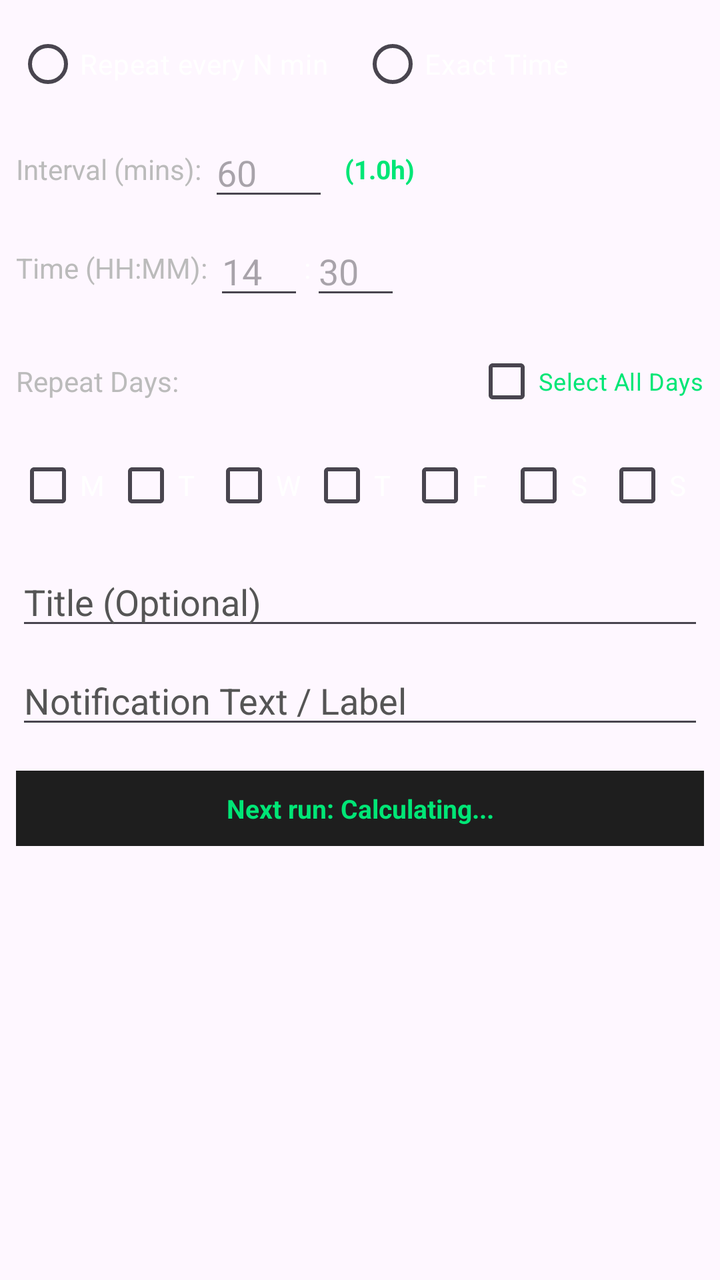
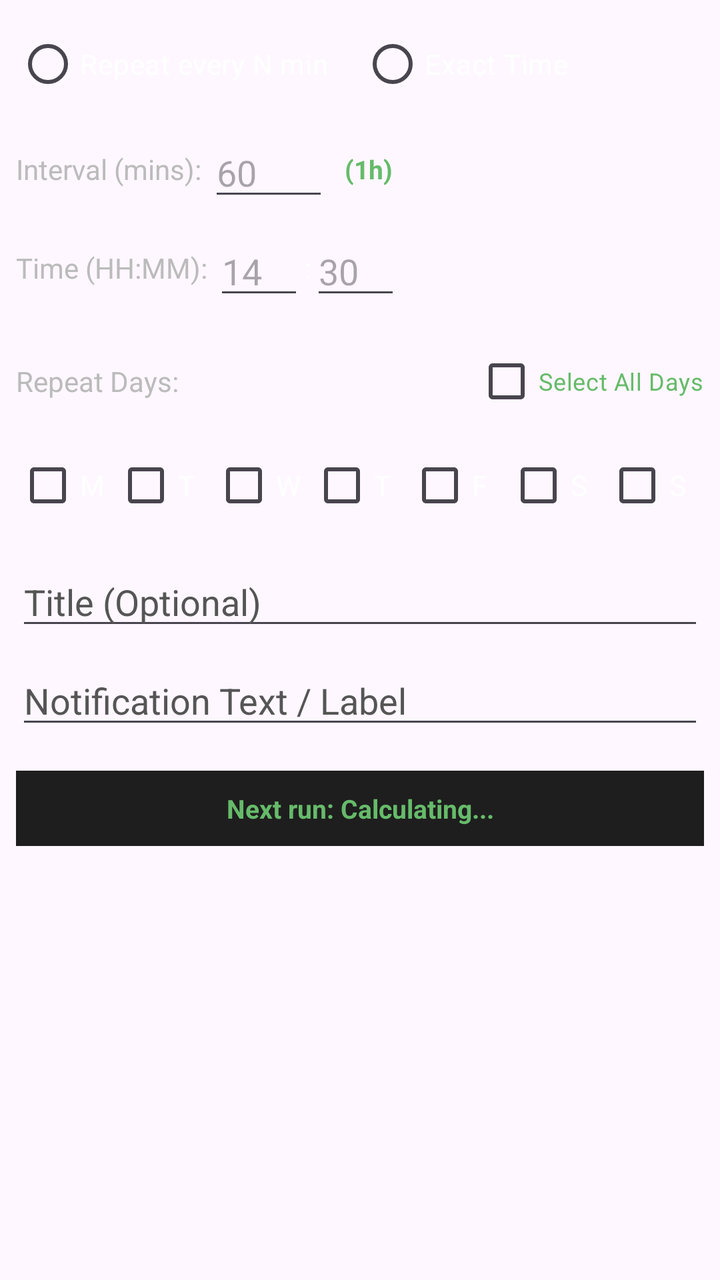

Compare the two renders of this Android layout. The source of the first and the diff that turns it into the second are given below.
<!-- AndroidManifest.xml: application theme Theme.App_Blocker -->
<!-- res/layout/dialog_edit_notification.xml -->
<?xml version="1.0" encoding="utf-8"?>
<ScrollView xmlns:android="http://schemas.android.com/apk/res/android"
    android:layout_width="match_parent"
    android:layout_height="wrap_content"
    android:padding="8dp">

    <LinearLayout
        android:layout_width="match_parent"
        android:layout_height="wrap_content"
        android:orientation="vertical">

        
        <RadioGroup
            android:layout_width="match_parent"
            android:layout_height="wrap_content"
            android:orientation="horizontal">

            <RadioButton
                android:id="@+id/rbInterval"
                android:layout_width="wrap_content"
                android:layout_height="wrap_content"
                android:text="Repeat every N min"
                android:textColor="#FFFFFF" />

            <RadioButton
                android:id="@+id/rbExact"
                android:layout_width="wrap_content"
                android:layout_height="wrap_content"
                android:layout_marginStart="16dp"
                android:text="Exact Time"
                android:textColor="#FFFFFF" />
        </RadioGroup>

        
        <LinearLayout
            android:layout_width="match_parent"
            android:layout_height="wrap_content"
            android:layout_marginTop="8dp"
            android:gravity="center_vertical">

            <TextView
                android:layout_width="wrap_content"
                android:layout_height="wrap_content"
                android:text="Interval (mins): "
                android:textColor="#BBBBBB" />

            <EditText
                android:id="@+id/editInterval"
                android:layout_width="60dp"
                android:layout_height="wrap_content"
                android:hint="60"
                android:inputType="number"
                android:textColor="#FFFFFF" />

            <TextView
                android:id="@+id/txtIntervalHoursPreview"
                android:layout_width="wrap_content"
                android:layout_height="wrap_content"
                android:layout_marginStart="8dp"
                android:text="(1.0h)"
                android:textColor="#00E676"
                android:textSize="13sp"
                android:textStyle="bold" />
        </LinearLayout>

        
        <LinearLayout
            android:layout_width="match_parent"
            android:layout_height="wrap_content"
            android:layout_marginTop="8dp"
            android:gravity="center_vertical">

            <TextView
                android:layout_width="wrap_content"
                android:layout_height="wrap_content"
                android:text="Time (HH:MM): "
                android:textColor="#BBBBBB" />

            <EditText
                android:id="@+id/editHour"
                android:layout_width="45dp"
                android:layout_height="wrap_content"
                android:hint="14"
                android:inputType="number"
                android:textColor="#FFFFFF" />

            <TextView
                android:layout_width="wrap_content"
                android:layout_height="wrap_content"
                android:text=":"
                android:textColor="#FFFFFF" />

            <EditText
                android:id="@+id/editMinute"
                android:layout_width="45dp"
                android:layout_height="wrap_content"
                android:hint="30"
                android:inputType="number"
                android:textColor="#FFFFFF" />
        </LinearLayout>

        
        <LinearLayout
            android:layout_width="match_parent"
            android:layout_height="wrap_content"
            android:layout_marginTop="12dp"
            android:gravity="center_vertical">

            <TextView
                android:layout_width="0dp"
                android:layout_height="wrap_content"
                android:layout_weight="1"
                android:text="Repeat Days:"
                android:textColor="#BBBBBB" />

            <CheckBox
                android:id="@+id/chkSelectAll"
                android:layout_width="wrap_content"
                android:layout_height="wrap_content"
                android:text="Select All Days"
                android:textColor="#00E676"
                android:textSize="12sp" />
        </LinearLayout>

        
        <LinearLayout
            android:layout_width="match_parent"
            android:layout_height="wrap_content"
            android:layout_marginTop="4dp"
            android:orientation="horizontal">

            <CheckBox android:id="@+id/chkMon" android:layout_width="0dp" android:layout_height="wrap_content" android:layout_weight="1" android:text="M" android:textColor="#FFF" android:paddingStart="0dp" android:paddingEnd="0dp"/>
            <CheckBox android:id="@+id/chkTue" android:layout_width="0dp" android:layout_height="wrap_content" android:layout_weight="1" android:text="T" android:textColor="#FFF" android:paddingStart="0dp" android:paddingEnd="0dp"/>
            <CheckBox android:id="@+id/chkWed" android:layout_width="0dp" android:layout_height="wrap_content" android:layout_weight="1" android:text="W" android:textColor="#FFF" android:paddingStart="0dp" android:paddingEnd="0dp"/>
            <CheckBox android:id="@+id/chkThu" android:layout_width="0dp" android:layout_height="wrap_content" android:layout_weight="1" android:text="T" android:textColor="#FFF" android:paddingStart="0dp" android:paddingEnd="0dp"/>
            <CheckBox android:id="@+id/chkFri" android:layout_width="0dp" android:layout_height="wrap_content" android:layout_weight="1" android:text="F" android:textColor="#FFF" android:paddingStart="0dp" android:paddingEnd="0dp"/>
            <CheckBox android:id="@+id/chkSat" android:layout_width="0dp" android:layout_height="wrap_content" android:layout_weight="1" android:text="S" android:textColor="#FFF" android:paddingStart="0dp" android:paddingEnd="0dp"/>
            <CheckBox android:id="@+id/chkSun" android:layout_width="0dp" android:layout_height="wrap_content" android:layout_weight="1" android:text="S" android:textColor="#FFF" android:paddingStart="0dp" android:paddingEnd="0dp"/>
        </LinearLayout>

        
        <EditText
            android:id="@+id/editTitle"
            android:layout_width="match_parent"
            android:layout_height="wrap_content"
            android:layout_marginTop="12dp"
            android:hint="Title (Optional)"
            android:textColor="#FFFFFF"
            android:textColorHint="#555555" />

        <EditText
            android:id="@+id/editText"
            android:layout_width="match_parent"
            android:layout_height="wrap_content"
            android:layout_marginTop="8dp"
            android:hint="Notification Text / Label"
            android:textColor="#FFFFFF"
            android:textColorHint="#555555" />

        
        <TextView
            android:id="@+id/txtNextRunPreview"
            android:layout_width="match_parent"
            android:layout_height="wrap_content"
            android:layout_marginTop="16dp"
            android:background="#1E1E1E"
            android:padding="10dp"
            android:text="Next run: Calculating..."
            android:textColor="#00E676"
            android:textSize="13sp"
            android:textStyle="bold"
            android:gravity="center" />

    </LinearLayout>
</ScrollView>
<!-- resources referenced by this layout -->
<resources>
  <style name="Theme.App_Blocker" parent="Base.Theme.App_Blocker" />
  <style name="Base.Theme.App_Blocker" parent="Theme.Material3.DayNight.NoActionBar">
          
          <item name="android:statusBarColor">#121212</item>
          <item name="android:navigationBarColor">#121212</item>
      </style>
</resources>

<!-- the commit's change to res/layout/dialog_edit_notification.xml (unified diff, before → after) -->
@@ -57,8 +57,8 @@
                 android:layout_width="wrap_content"
                 android:layout_height="wrap_content"
                 android:layout_marginStart="8dp"
-                android:text="(1.0h)"
-                android:textColor="#00E676"
+                android:text="(1h)"
+                android:textColor="#66BB6A"
                 android:textSize="13sp"
                 android:textStyle="bold" />
         </LinearLayout>
@@ -81,6 +81,7 @@
                 android:layout_width="45dp"
                 android:layout_height="wrap_content"
                 android:hint="14"
+                android:maxLength="2"
                 android:inputType="number"
                 android:textColor="#FFFFFF" />
 
@@ -95,6 +96,7 @@
                 android:layout_width="45dp"
                 android:layout_height="wrap_content"
                 android:hint="30"
+                android:maxLength="2"
                 android:inputType="number"
                 android:textColor="#FFFFFF" />
         </LinearLayout>
@@ -118,7 +120,7 @@
                 android:layout_width="wrap_content"
                 android:layout_height="wrap_content"
                 android:text="Select All Days"
-                android:textColor="#00E676"
+                android:textColor="#66BB6A"
                 android:textSize="12sp" />
         </LinearLayout>
 
@@ -166,7 +168,7 @@
             android:background="#1E1E1E"
             android:padding="10dp"
             android:text="Next run: Calculating..."
-            android:textColor="#00E676"
+            android:textColor="#66BB6A"
             android:textSize="13sp"
             android:textStyle="bold"
             android:gravity="center" />
